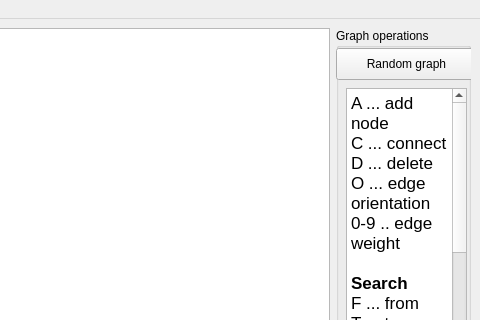
Above: mainwindow.ui from darthdeus/graphite-gui before the change; both pictures show x 273 to 753 and y 0 to 320 of the 753 by 633 pixel window. Below: the same form after it.
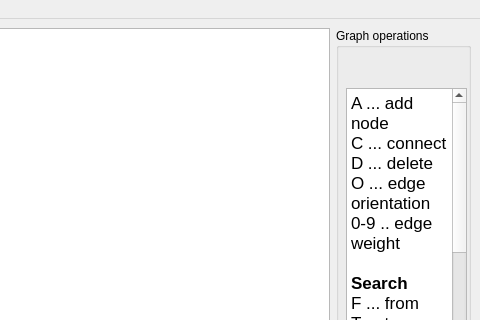
That is the form after the change.

Commit message: Cleanup main menu events

Diff of the .ui file:
```diff
--- a/mainwindow.ui
+++ b/mainwindow.ui
@@ -32,19 +32,6 @@
       <property name="title">
        <string>Graph operations    </string>
       </property>
-      <widget class="QPushButton" name="sampleGraph">
-       <property name="geometry">
-        <rect>
-         <x>0</x>
-         <y>20</y>
-         <width>141</width>
-         <height>32</height>
-        </rect>
-       </property>
-       <property name="text">
-        <string>Random graph</string>
-       </property>
-      </widget>
       <widget class="QTextBrowser" name="textBrowser">
        <property name="geometry">
         <rect>
```
Left out of the diff: 72 changed lines with no effect on the pictures. The commit also changes 2 other files.
